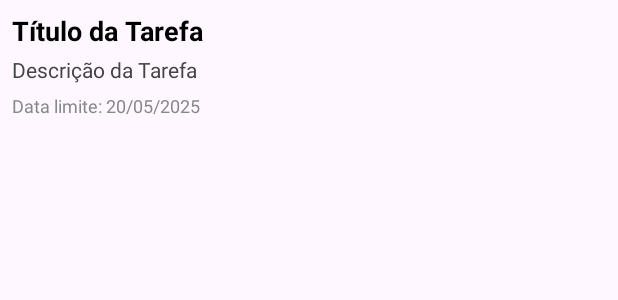
After one commit to PeCandido/PersonalTasks, an Android app: the layout task_item.xml on its own in the app's theme, with its tools: preview values and no code run, on a phone screen of 412 x 824 dp. The commit adds this screen. Shown: the top 300 px of the screen. Run offline under Robolectric (Android 15) with nearby library versions, the phone set to English and light mode, and no system bars.

Commit message:
feat: creating task_item.xml

```diff
--- a/app/src/main/res/layout/activity_main.xml
+++ b/app/src/main/res/layout/activity_main.xml
@@ -6,11 +6,6 @@
     android:layout_width="match_parent"
     android:layout_height="match_parent"
     tools:context=".MainActivity">
-
-    <View
-        android:id="@+id/main_view"
-        android:layout_width="match_parent"
-        android:layout_height="match_parent" />
 
     <include
         android:id="@+id/toolbar_in"
@@ -34,8 +29,10 @@
             android:theme="@style/ThemeOverlay.AppCompat.Dark.ActionBar"
             app:title="Personal Tasks" />
 
-
-
+        <androidx.recyclerview.widget.RecyclerView
+            android:id="@+id/recyclerView"
+            android:layout_width="match_parent"
+            android:layout_height="match_parent"/>
     </LinearLayout>
 
 
--- /dev/null
+++ b/app/src/main/res/layout/task_item.xml
@@ -0,0 +1,43 @@
+<?xml version="1.0" encoding="utf-8"?>
+<androidx.constraintlayout.widget.ConstraintLayout xmlns:android="http://schemas.android.com/apk/res/android"
+    xmlns:card_view="http://schemas.android.com/apk/res-auto"
+    android:layout_width="match_parent"
+    android:layout_height="wrap_content"
+    android:layout_margin="8dp"
+    card_view:cardCornerRadius="8dp"
+    card_view:cardElevation="4dp">
+
+        <TextView
+            android:id="@+id/task_tittle"
+            android:layout_width="match_parent"
+            android:layout_height="wrap_content"
+            android:text="Título da Tarefa"
+            android:textStyle="bold"
+            android:textSize="18sp"
+            android:textColor="#000000"
+            card_view:layout_constraintTop_toTopOf="parent"
+            card_view:layout_constraintBottom_toTopOf="@id/task_description"/>
+
+        <TextView
+            android:id="@+id/task_description"
+            android:layout_width="match_parent"
+            android:layout_height="wrap_content"
+            android:text="Descrição da Tarefa"
+            android:textSize="14sp"
+            android:textColor="#444444"
+            android:layout_marginTop="4dp"
+            card_view:layout_constraintTop_toBottomOf="@id/task_tittle"
+            card_view:layout_constraintBottom_toTopOf="@id/task_date"/>
+
+        <TextView
+            android:id="@+id/task_date"
+            android:layout_width="match_parent"
+            android:layout_height="wrap_content"
+            android:text="Data limite: 20/05/2025"
+            android:textSize="12sp"
+            android:textColor="#888888"
+            android:layout_marginTop="6dp"
+            card_view:layout_constraintTop_toBottomOf="@id/task_description"
+            card_view:layout_constraintBottom_toTopOf="parent"/>
+
+</androidx.constraintlayout.widget.ConstraintLayout>
--- a/app/src/main/res/layout/toolbar.xml
+++ b/app/src/main/res/layout/toolbar.xml
@@ -7,6 +7,4 @@
     android:background="@color/design_default_color_primary"
     app:title="@string/app_name"
     app:titleTextColor="@color/design_default_color_on_primary"
-    app:subtitleTextColor="@color/design_default_color_on_primary">
-
-</androidx.constraintlayout.widget.ConstraintLayout>
+    app:subtitleTextColor="@color/design_default_color_on_primary" />
--- a/app/src/main/res/values/strings.xml
+++ b/app/src/main/res/values/strings.xml
@@ -1,3 +1,3 @@
 <resources>
-    <string name="app_name">PersonalTasks</string>
+    <string name="app_name">Personal Tasks</string>
 </resources>
```
